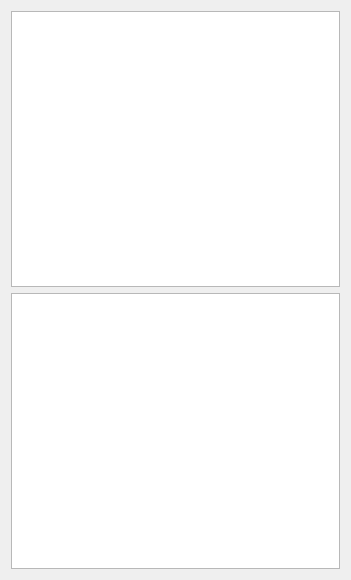
The window that QT_Peter/dialogaisinfo.ui (kimphg/LT_peter) describes before a commit, drawn with Qt 5.
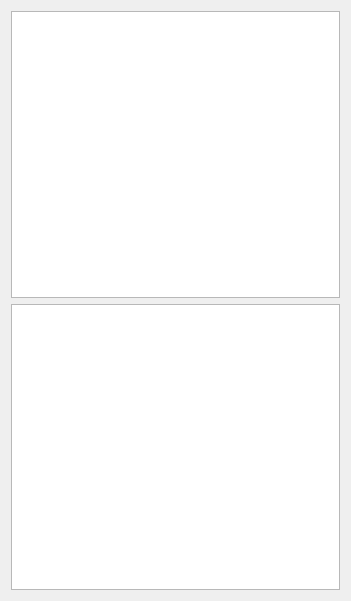
The same window after the commit.

Diff of the .ui file:
```diff
--- a/QT_Peter/dialogaisinfo.ui
+++ b/QT_Peter/dialogaisinfo.ui
@@ -7,7 +7,7 @@
     <x>0</x>
     <y>0</y>
     <width>351</width>
-    <height>580</height>
+    <height>601</height>
    </rect>
   </property>
   <property name="sizePolicy">
```
